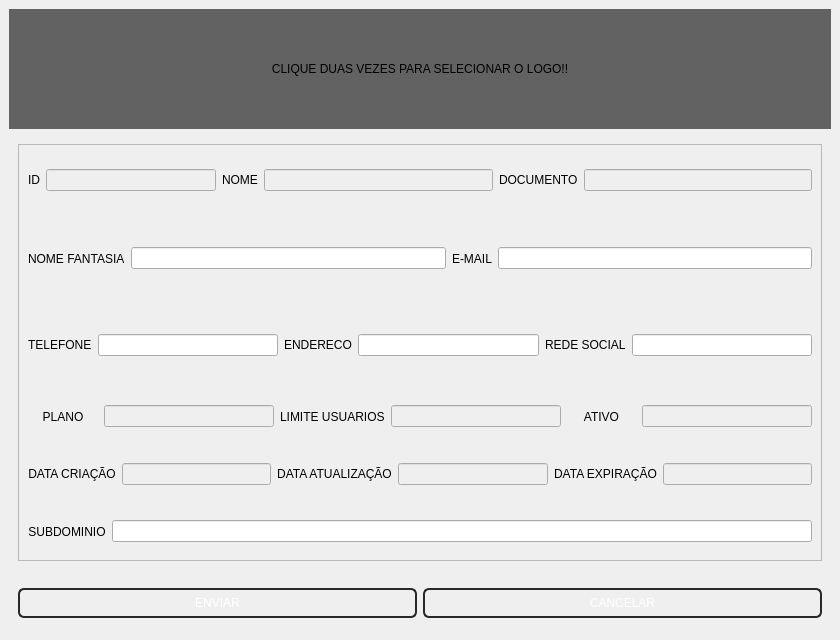
Before: the Qt Designer form desktop/windows/form_establishment/form_estabelecimento.ui in hnmcano/unique, drawn with Qt 5.
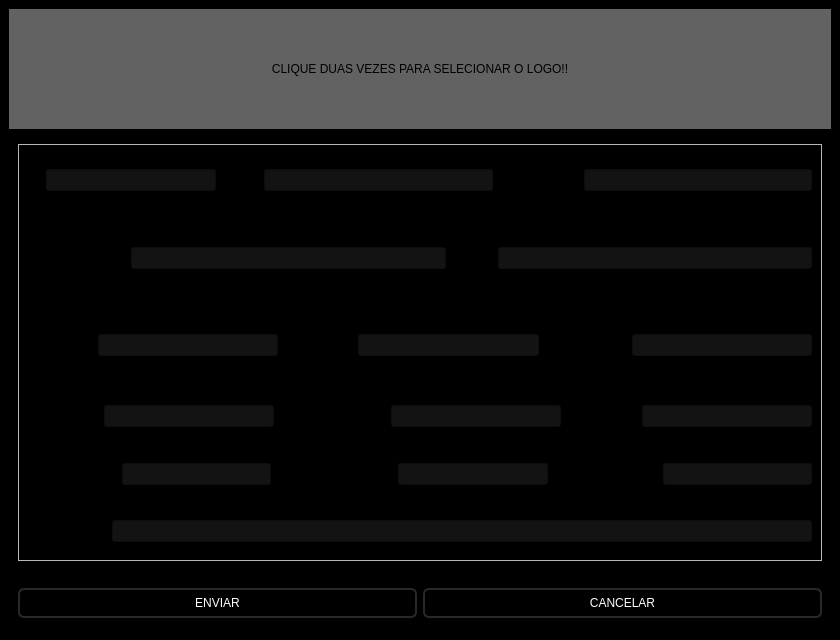
After: the same form once the commit is applied.

Patch:
```diff
--- a/desktop/windows/form_establishment/form_estabelecimento.ui
+++ b/desktop/windows/form_establishment/form_estabelecimento.ui
@@ -25,6 +25,29 @@
   <property name="windowTitle">
    <string>MainWindow</string>
   </property>
+  <property name="styleSheet">
+   <string notr="true">#centralwidget{
+	background-color: black;
+}
+
+#centralwidget #widget_5{
+	background-color: black;
+}
+
+#centralwidget #widget_6{
+	background-color: black;
+}
+
+#centralwidget #widget_7{
+	background-color: black;
+
+}
+
+#centralwidget QLineEdit{
+	background-color: #131314;
+
+}</string>
+  </property>
   <widget class="QWidget" name="centralwidget">
    <layout class="QVBoxLayout" name="verticalLayout">
     <property name="spacing">
```
